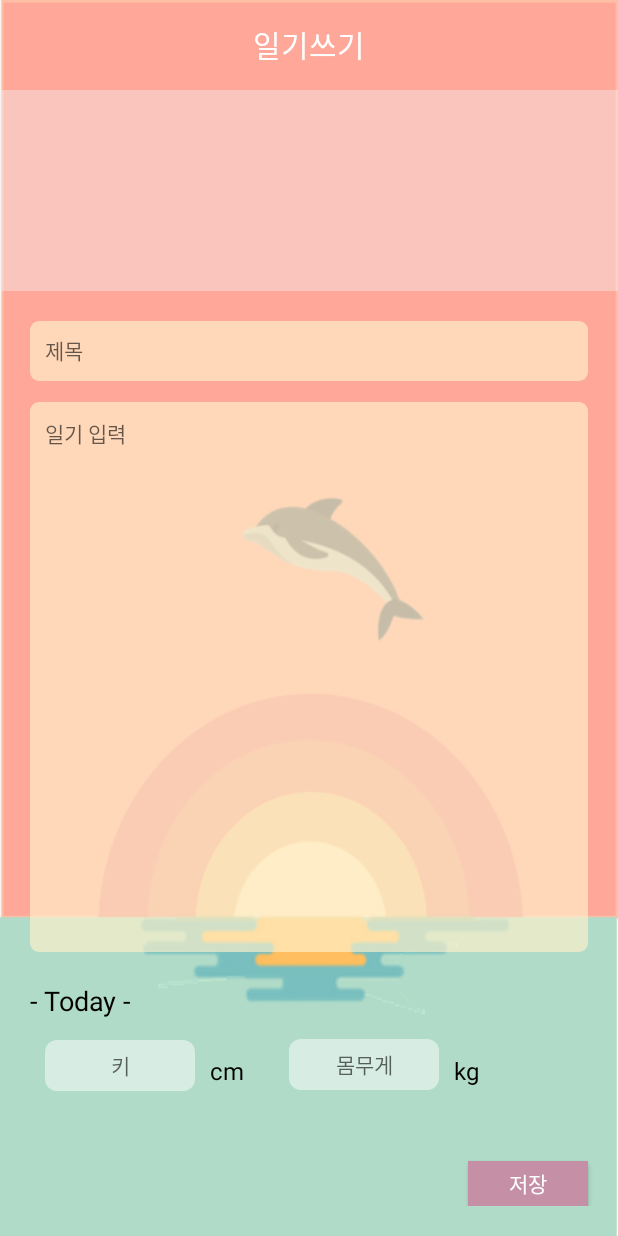
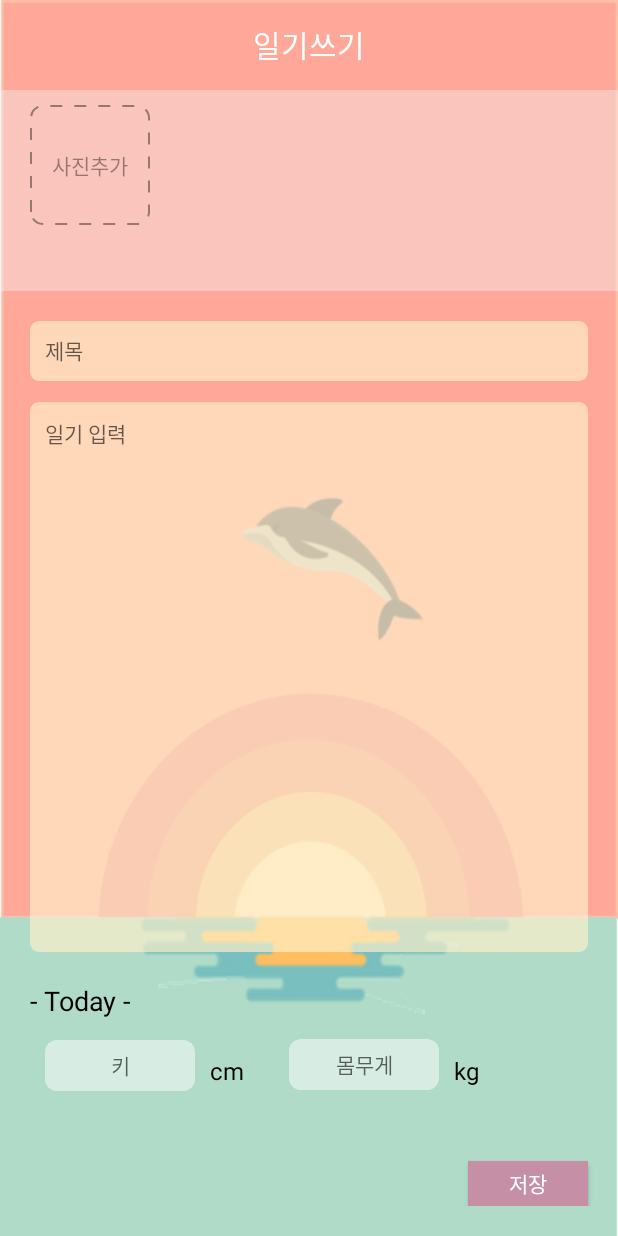
Before and after one commit to rodamin/Baby_Book, an Android app: the WriteDiaryActivity screen opened directly, with no data from a screen before it, on a phone screen of 412 x 824 dp. Run offline under Robolectric (Android 15) with nearby library versions, the phone set to English and light mode, and no system bars; Roboto replaces fonts that are not available here; 1 statement that could not run was skipped.

Commit message:
write_diary

```diff
--- a/android/app/src/main/java/com/example/dsm2016/baby_book/WriteDiaryActivity.java
+++ b/android/app/src/main/java/com/example/dsm2016/baby_book/WriteDiaryActivity.java
@@ -1,13 +1,43 @@
 package com.example.dsm2016.baby_book;
 
+import android.app.Activity;
+import android.content.Intent;
+import android.graphics.Bitmap;
+import android.provider.MediaStore;
+import android.support.annotation.Nullable;
 import android.support.v7.app.AppCompatActivity;
 import android.os.Bundle;
+import android.util.Log;
+import android.view.LayoutInflater;
+import android.view.View;
+import android.widget.Button;
+import android.widget.ImageView;
+import android.widget.LinearLayout;
 
 public class WriteDiaryActivity extends BaseActivity {
+
+    private Button btn_add_picture;
+    LayoutInflater mInflater;
+    LinearLayout mRootLinear;
+    ImageView img;
+    int temp = 1;
 
     @Override
     protected void onCreate(Bundle savedInstanceState) {
         super.onCreate(savedInstanceState);
         setContentView(R.layout.activity_write_diary);
+
+        btn_add_picture = (Button)findViewById(R.id.btn_add_picture);
+
+        mInflater = (LayoutInflater)getSystemService(LAYOUT_INFLATER_SERVICE);
+        mRootLinear = (LinearLayout)findViewById(R.id.viewgroup_add_picture);
+        img= (ImageView)mInflater.inflate(R.layout.item_add_picture, mRootLinear, false);
+
+        btn_add_picture.setOnClickListener(new View.OnClickListener() {
+            @Override
+            public void onClick(View view) {
+                mRootLinear.addView(img);
+            }
+        });
     }
 }
--- /dev/null
+++ b/android/app/src/main/res/drawable/write_diary_add_picture.xml
@@ -0,0 +1,17 @@
+<?xml version="1.0" encoding="utf-8"?>
+<shape xmlns:android="http://schemas.android.com/apk/res/android">
+
+    <size
+        android:width="80dp"
+        android:height="80dp"/>
+
+    <stroke
+        android:width="1dp"
+        android:dashGap="8dp"
+        android:dashWidth="8dp"
+        android:color="#66000000"/>
+
+    <corners
+        android:radius="8dp"/>
+
+</shape>
--- a/android/app/src/main/res/layout/activity_baby_info.xml
+++ b/android/app/src/main/res/layout/activity_baby_info.xml
@@ -72,7 +72,7 @@
             android:layout_width="280dp"
             android:layout_height="50dp"
             android:background="@drawable/edit_text"
-            android:hint="생년월일"
+            android:hint="생년월일 (ex: 20000821)"
             android:textColor="#ffffff"
             android:textColorHint="#ffffff"
             android:textSize="16sp"
--- a/android/app/src/main/res/layout/activity_write_diary.xml
+++ b/android/app/src/main/res/layout/activity_write_diary.xml
@@ -22,14 +22,37 @@
 
     </android.support.v7.widget.Toolbar>
 
-    <LinearLayout
+    <HorizontalScrollView
         android:layout_width="match_parent"
         android:layout_height="match_parent"
         android:layout_weight="1.9"
         android:background="@drawable/cover_gray"
-        android:gravity="center">
+        android:gravity="center"
+        android:paddingLeft="20dp"
+        android:paddingRight="20dp"
+        android:paddingTop="10dp"
+        android:paddingBottom="10dp">
 
-    </LinearLayout>
+        <LinearLayout
+            android:id="@+id/viewgroup_add_picture"
+            android:layout_width="match_parent"
+            android:layout_height="match_parent"
+            android:orientation="horizontal">
+
+            <Button
+                android:id="@+id/btn_add_picture"
+                android:layout_width="80dp"
+                android:layout_height="80dp"
+                android:layout_weight="1"
+                android:background="@drawable/write_diary_add_picture"
+                android:text="사진추가"
+                android:textColor="#66000000"
+                android:textSize="14sp"
+                android:layout_marginRight="10dp"/>
+
+        </LinearLayout>
+
+    </HorizontalScrollView>
 
     <LinearLayout
         android:layout_width="match_parent"
@@ -95,7 +118,8 @@
                 android:layout_below="@id/text_today"
                 android:hint="키"
                 android:gravity="center"
-                android:textSize="14sp"/>
+                android:textSize="14sp"
+                android:inputType="number"/>
 
             <TextView
                 android:id="@+id/text_cm"
@@ -119,7 +143,8 @@
                 android:gravity="center"
                 android:textSize="14sp"
                 android:layout_marginTop="38dp"
-                android:layout_marginLeft="20dp"/>
+                android:layout_marginLeft="20dp"
+                android:inputType="number"/>
 
             <TextView
                 android:id="@+id/text_kg"
```
Also changed, not shown: android/app/src/main/AndroidManifest.xml (+11 -12 lines), android/app/src/main/java/com/example/dsm2016/baby_book/BabyInfoActivity.java (+49 -0 lines), android/app/src/main/java/com/example/dsm2016/baby_book/MyDiaryActivity.java (+40 -24 lines), android/app/src/main/res/layout/item_add_picture.xml (added, +13 -0 lines), android/app/src/main/java/com/example/dsm2016/baby_book/Sever/APIinterface.java (line endings or trailing spaces).
